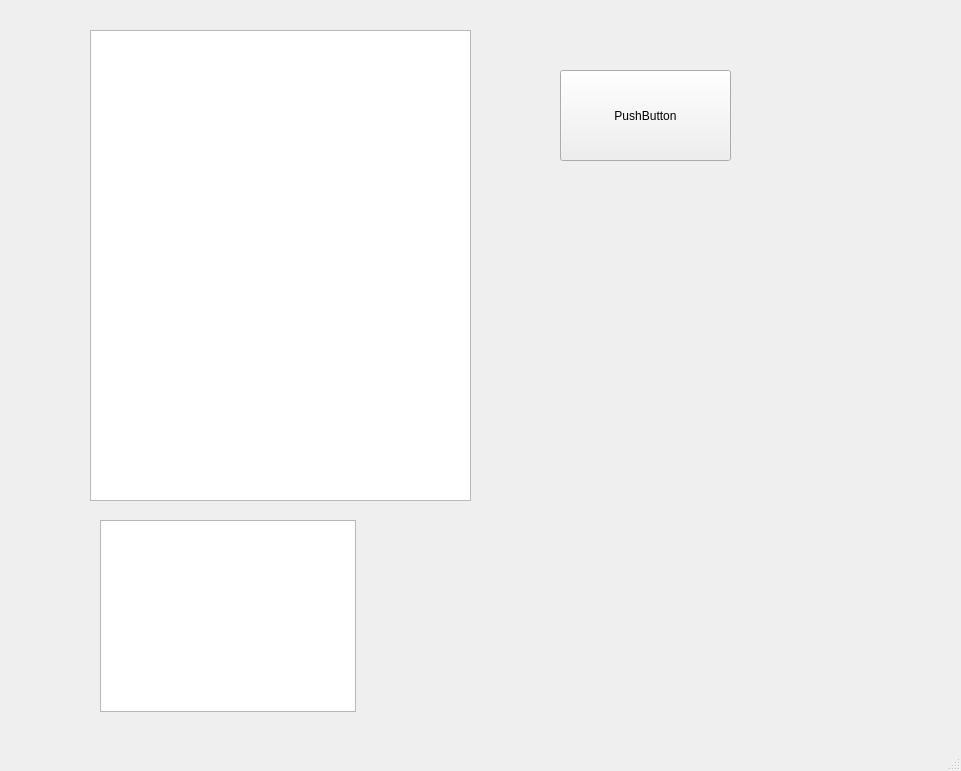
Old version of the form UI_test/main_window.ui in the repository markkashraf/Tiny-language-compiler.
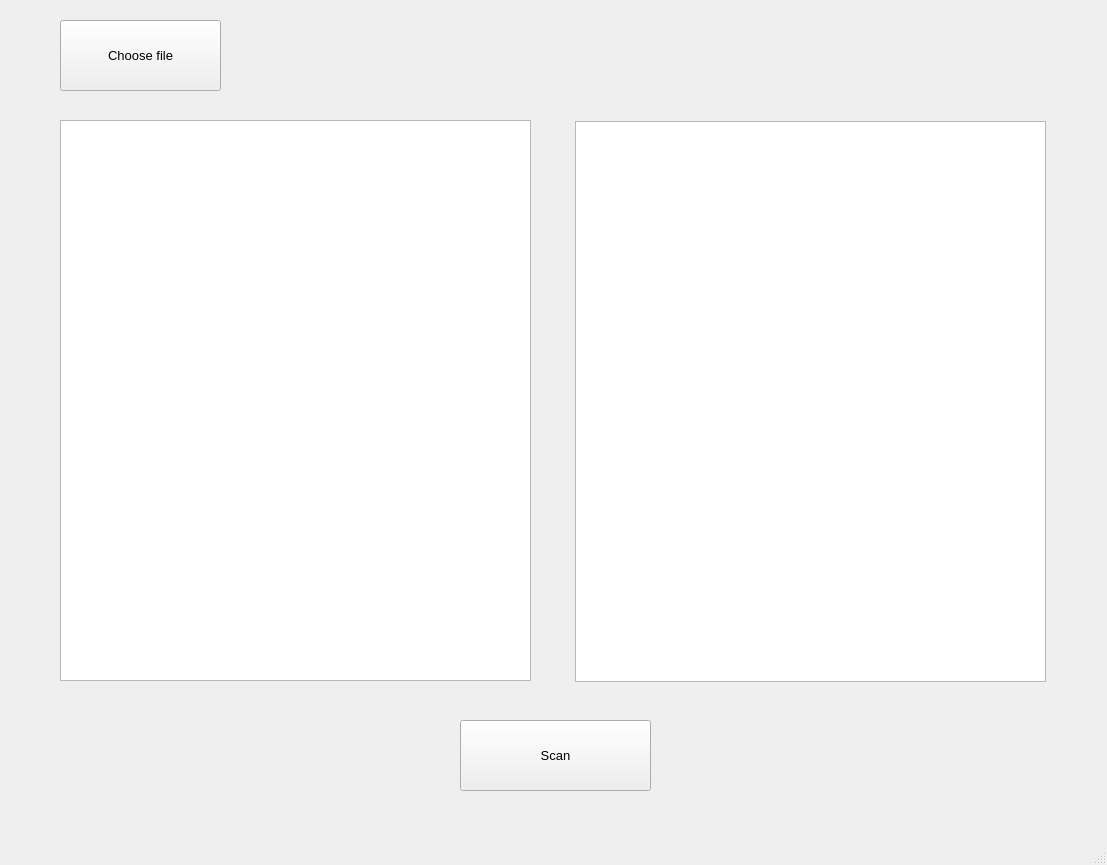
New version of the form.

```diff
--- a/UI_test/main_window.ui
+++ b/UI_test/main_window.ui
@@ -6,8 +6,8 @@
    <rect>
     <x>0</x>
     <y>0</y>
-    <width>961</width>
-    <height>771</height>
+    <width>1107</width>
+    <height>865</height>
    </rect>
   </property>
   <property name="windowTitle">
@@ -17,36 +17,65 @@
    <widget class="QPushButton" name="pushButton">
     <property name="geometry">
      <rect>
-      <x>560</x>
-      <y>70</y>
-      <width>171</width>
-      <height>91</height>
+      <x>60</x>
+      <y>20</y>
+      <width>161</width>
+      <height>71</height>
      </rect>
     </property>
+    <property name="font">
+     <font>
+      <pointsize>10</pointsize>
+     </font>
+    </property>
     <property name="text">
-     <string>PushButton</string>
+     <string>Choose file</string>
+    </property>
+    <property name="iconSize">
+     <size>
+      <width>16</width>
+      <height>16</height>
+     </size>
     </property>
    </widget>
    <widget class="QTextBrowser" name="textBrowser">
     <property name="geometry">
      <rect>
-      <x>90</x>
-      <y>30</y>
-      <width>381</width>
-      <height>471</height>
+      <x>60</x>
+      <y>120</y>
+      <width>471</width>
+      <height>561</height>
      </rect>
     </property>
    </widget>
    <widget class="QTextBrowser" name="textBrowser_2">
     <property name="geometry">
      <rect>
-      <x>100</x>
-      <y>520</y>
-      <width>256</width>
-      <height>192</height>
+      <x>575</x>
+      <y>121</y>
+      <width>471</width>
+      <height>561</height>
      </rect>
     </property>
    </widget>
+   <widget class="QPushButton" name="pushButton_2">
+    <property name="geometry">
+     <rect>
+      <x>460</x>
+      <y>720</y>
+      <width>191</width>
+      <height>71</height>
+     </rect>
+    </property>
+    <property name="font">
+     <font>
+      <pointsize>10</pointsize>
+     </font>
+    </property>
+    <property name="text">
+     <string>Scan</string>
+    </property>
+   </widget>
   </widget>
   <widget class="QMenuBar" name="menubar">
    <property name="geometry">
```
Left out of the diff: 2 changed lines with no effect on the pictures.
